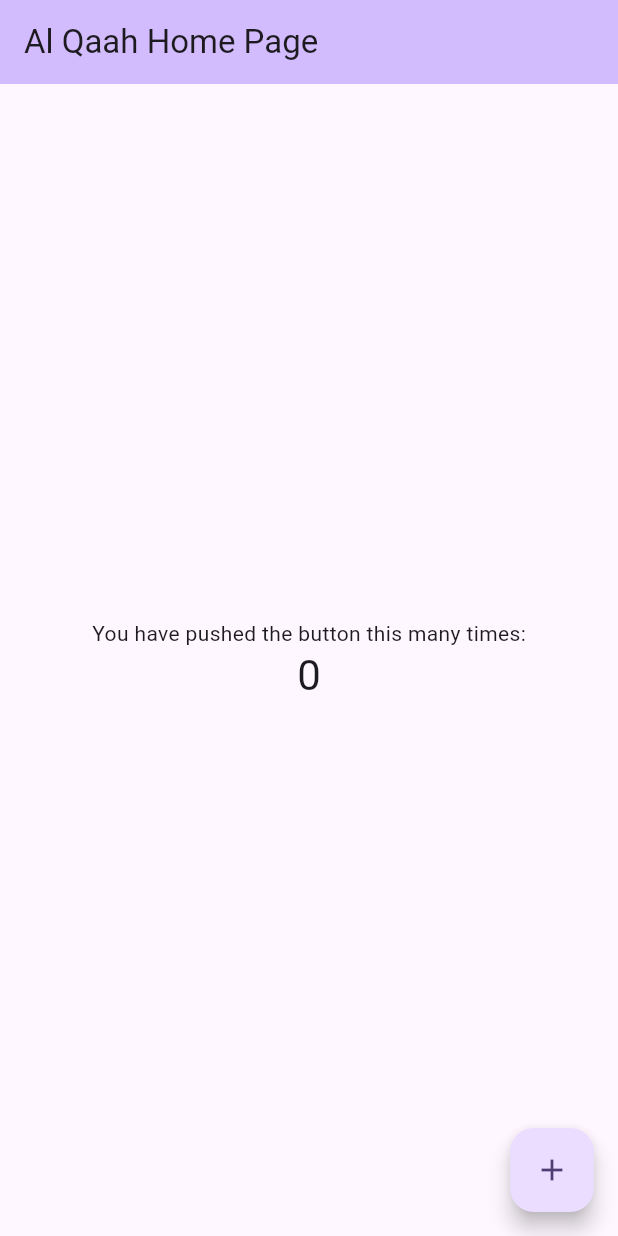
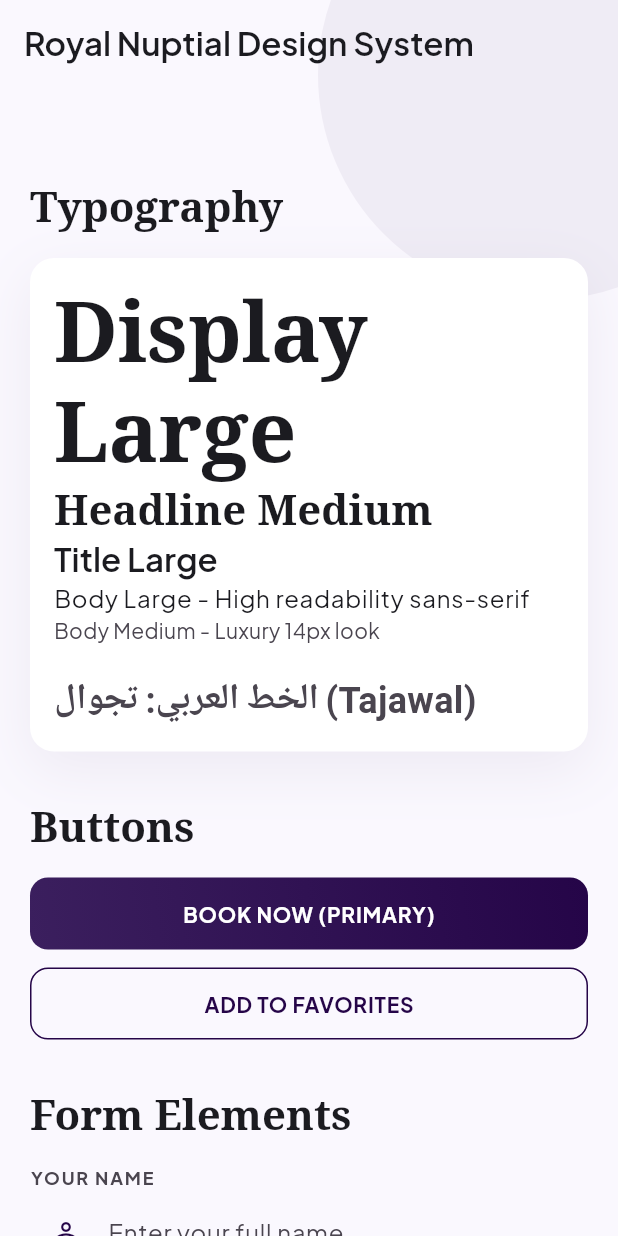
Before and after one commit to hossam91-dev/al-qaah, a Flutter app: the screen it shows after launch, on a phone screen of 412 x 824 dp. Run offline on Flutter 3.47's test engine with Material 3 defaults, Android fonts, the phone set to English and light mode, and no system bars; our stand-ins replace google_fonts; Roboto replaces fonts that are missing (Cairo).

Commit message:
feat: implement royal nuptial design system and cleanup comments

```diff
--- /dev/null
+++ b/lib/core/theme/app_colors.dart
@@ -0,0 +1,57 @@
+import 'package:flutter/material.dart';
+
+class AppColors {
+  AppColors._();
+
+  static const Color primary = Color(0xFF250548);
+  static const Color primaryContainer = Color(0xFF3B1F5E);
+  static const Color onPrimary = Color(0xFFFFFFFF);
+  static const Color onPrimaryContainer = Color(0xFFD2C4FD);
+
+  static const Color secondary = Color(0xFF635789);
+  static const Color secondaryContainer = Color(0xFFE8DEFF);
+  static const Color onSecondary = Color(0xFFFFFFFF);
+  static const Color onSecondaryContainer = Color(0xFF1E1341);
+
+  static const Color background = Color(0xFFFAF8FE);
+  static const Color surface = Color(0xFFFAF8FE);
+  static const Color surfaceContainerLow = Color(0xFFF5F3F9);
+  static const Color surfaceContainerLowest = Color(0xFFFFFFFF);
+  static const Color surfaceContainerHigh = Color(0xFFE9E7ED);
+  static const Color surfaceContainerHighest = Color(0xFFE3E2E7);
+
+  static const Color onSurface = Color(0xFF1B1B20);
+  static const Color onSurfaceVariant = Color(0xFF4A454F);
+  static const Color outline = Color(0xFF7B7580);
+  static const Color outlineVariant = Color(0xFFCCC4D0);
+
+  static const Color error = Color(0xFFBA1A1A);
+  static const Color onError = Color(0xFFFFFFFF);
+  static const Color errorContainer = Color(0xFFFFDAD6);
+  static const Color onErrorContainer = Color(0xFF93000A);
+
+  static const ColorScheme lightColorScheme = ColorScheme.light(
+    primary: primary,
+    onPrimary: onPrimary,
+    primaryContainer: primaryContainer,
+    onPrimaryContainer: onPrimaryContainer,
+    secondary: secondary,
+    onSecondary: onSecondary,
+    secondaryContainer: secondaryContainer,
+    onSecondaryContainer: onSecondaryContainer,
+    surface: surface,
+    onSurface: onSurface,
+    error: error,
+    onError: onError,
+    errorContainer: errorContainer,
+    onErrorContainer: onErrorContainer,
+    outline: outline,
+    outlineVariant: outlineVariant,
+  );
+
+  static const LinearGradient primaryGradient = LinearGradient(
+    colors: [primary, primaryContainer],
+    begin: Alignment.topRight,
+    end: Alignment.bottomLeft,
+  );
+}
--- /dev/null
+++ b/lib/core/theme/app_text_styles.dart
@@ -0,0 +1,107 @@
+import 'package:flutter/material.dart';
+import 'package:google_fonts/google_fonts.dart';
+import 'app_colors.dart';
+
+class AppTextStyles {
+  AppTextStyles._();
+
+  static TextTheme get textTheme {
+    return TextTheme(
+      displayLarge: GoogleFonts.notoSerif(
+        fontSize: 56,
+        fontWeight: FontWeight.bold,
+        color: AppColors.onSurface,
+        height: 1.2,
+      ),
+      displayMedium: GoogleFonts.notoSerif(
+        fontSize: 45,
+        fontWeight: FontWeight.bold,
+        color: AppColors.onSurface,
+        height: 1.2,
+      ),
+      displaySmall: GoogleFonts.notoSerif(
+        fontSize: 36,
+        fontWeight: FontWeight.bold,
+        color: AppColors.onSurface,
+        height: 1.2,
+      ),
+      headlineLarge: GoogleFonts.notoSerif(
+        fontSize: 32,
+        fontWeight: FontWeight.bold,
+        color: AppColors.onSurface,
+      ),
+      headlineMedium: GoogleFonts.notoSerif(
+        fontSize: 28,
+        fontWeight: FontWeight.w600,
+        color: AppColors.onSurface,
+      ),
+      headlineSmall: GoogleFonts.notoSerif(
+        fontSize: 24,
+        fontWeight: FontWeight.w600,
+        color: AppColors.onSurface,
+      ),
+      titleLarge: GoogleFonts.plusJakartaSans(
+        fontSize: 22,
+        fontWeight: FontWeight.w600,
+        color: AppColors.onSurface,
+      ),
+      titleMedium: GoogleFonts.plusJakartaSans(
+        fontSize: 18,
+        fontWeight: FontWeight.w600,
+        color: AppColors.onSurface,
+      ),
+      titleSmall: GoogleFonts.plusJakartaSans(
+        fontSize: 14,
+        fontWeight: FontWeight.w500,
+        color: AppColors.onSurface,
+      ),
+      bodyLarge: GoogleFonts.plusJakartaSans(
+        fontSize: 16,
+        fontWeight: FontWeight.normal,
+        color: AppColors.onSurface,
+        height: 1.5,
+      ),
+      bodyMedium: GoogleFonts.plusJakartaSans(
+        fontSize: 14,
+        fontWeight: FontWeight.normal,
+        color: AppColors.onSurfaceVariant,
+        height: 1.5,
+      ),
+      bodySmall: GoogleFonts.plusJakartaSans(
+        fontSize: 12,
+        fontWeight: FontWeight.normal,
+        color: AppColors.onSurfaceVariant,
+        height: 1.5,
+      ),
+      labelLarge: GoogleFonts.plusJakartaSans(
+        fontSize: 14,
+        fontWeight: FontWeight.w500,
+        color: AppColors.onSurface,
+      ),
+      labelMedium: GoogleFonts.plusJakartaSans(
+        fontSize: 12,
+        fontWeight: FontWeight.w500,
+        color: AppColors.onSurfaceVariant,
+      ),
+      labelSmall: GoogleFonts.plusJakartaSans(
+        fontSize: 11,
+        fontWeight: FontWeight.w500,
+        color: AppColors.onSurfaceVariant,
+      ),
+    );
+  }
+
+  static TextStyle tajawal({
+    double fontSize = 14,
+    FontWeight fontWeight = FontWeight.normal,
+    Color color = AppColors.onSurface,
+    double? height,
+  }) {
+    return GoogleFonts.tajawal(
+      fontSize: fontSize,
+      fontWeight: fontWeight,
+      color: color,
+      height: height ?? 1.6,
+    );
+  }
+}
--- /dev/null
+++ b/lib/core/theme/app_theme.dart
@@ -0,0 +1,76 @@
+import 'package:flutter/material.dart';
+import 'app_colors.dart';
+import 'app_text_styles.dart';
+
+class AppTheme {
+  AppTheme._();
+
+  static ThemeData get lightTheme {
+    return ThemeData(
+      useMaterial3: true,
+      colorScheme: ColorScheme.fromSeed(
+        seedColor: AppColors.primary,
+        primary: AppColors.primary,
+        onPrimary: AppColors.onPrimary,
+        primaryContainer: AppColors.primaryContainer,
+        onPrimaryContainer: AppColors.onPrimaryContainer,
+        secondary: AppColors.secondary,
+        onSecondary: AppColors.onSecondary,
+        secondaryContainer: AppColors.secondaryContainer,
+        onSecondaryContainer: AppColors.onSecondaryContainer,
+        surface: AppColors.surface,
+        onSurface: AppColors.onSurface,
+        surfaceContainerLow: AppColors.surfaceContainerLow,
+        error: AppColors.error,
+        onError: AppColors.onError,
+        outline: AppColors.outline,
+        outlineVariant: AppColors.outlineVariant,
+        brightness: Brightness.light,
+      ),
+      scaffoldBackgroundColor: AppColors.background,
+      textTheme: AppTextStyles.textTheme,
+
+      elevatedButtonTheme: ElevatedButtonThemeData(
+        style: ElevatedButton.styleFrom(
+          backgroundColor: AppColors.primary,
+          foregroundColor: AppColors.onPrimary,
+          minimumSize: const Size(double.infinity, 48),
+          shape: RoundedRectangleBorder(
+            borderRadius: BorderRadius.circular(12),
+          ),
+          elevation: 0,
+        ),
+      ),
+
+      cardTheme: CardThemeData(
+        color: AppColors.surfaceContainerLowest,
+        elevation: 0,
+        shape: RoundedRectangleBorder(borderRadius: BorderRadius.circular(16)),
+        clipBehavior: Clip.antiAlias,
+      ),
+
+      inputDecorationTheme: InputDecorationTheme(
+        filled: false,
+        fillColor: Colors.transparent,
+        border: const UnderlineInputBorder(
+          borderSide: BorderSide(color: AppColors.outlineVariant, width: 1),
+        ),
+        enabledBorder: const UnderlineInputBorder(
+          borderSide: BorderSide(color: AppColors.outlineVariant, width: 1),
+        ),
+        focusedBorder: const UnderlineInputBorder(
+          borderSide: BorderSide(color: AppColors.primary, width: 2),
+        ),
+        errorBorder: const UnderlineInputBorder(
+          borderSide: BorderSide(color: AppColors.error, width: 1),
+        ),
+        contentPadding: const EdgeInsets.symmetric(
+          vertical: 12,
+        ),
+        hintStyle: AppTextStyles.textTheme.bodyLarge?.copyWith(
+          color: AppColors.onSurfaceVariant,
+        ),
+      ),
+    );
+  }
+}
--- /dev/null
+++ b/lib/core/widgets/app_button.dart
@@ -0,0 +1,106 @@
+import 'package:flutter/material.dart';
+import '../theme/app_colors.dart';
+
+class AppButton extends StatelessWidget {
+  final String text;
+  final VoidCallback onPressed;
+  final bool isPrimary;
+  final bool isLoading;
+  final IconData? icon;
+
+  const AppButton({
+    super.key,
+    required this.text,
+    required this.onPressed,
+    this.isPrimary = true,
+    this.isLoading = false,
+    this.icon,
+  });
+
+  const AppButton.primary({
+    super.key,
+    required this.text,
+    required this.onPressed,
+    this.isLoading = false,
+    this.icon,
+  }) : isPrimary = true;
+
+  const AppButton.secondary({
+    super.key,
+    required this.text,
+    required this.onPressed,
+    this.isLoading = false,
+    this.icon,
+  }) : isPrimary = false;
+
+  @override
+  Widget build(BuildContext context) {
+    if (isPrimary) {
+      return Container(
+        height: 48,
+        width: double.infinity,
+        decoration: BoxDecoration(
+          gradient: AppColors.primaryGradient,
+          borderRadius: BorderRadius.circular(12),
+        ),
+        child: ElevatedButton(
+          onPressed: isLoading ? null : onPressed,
+          style: ElevatedButton.styleFrom(
+            backgroundColor: Colors.transparent,
+            shadowColor: Colors.transparent,
+            shape: RoundedRectangleBorder(
+              borderRadius: BorderRadius.circular(12),
+            ),
+          ),
+          child: _buildContent(),
+        ),
+      );
+    } else {
+      return SizedBox(
+        height: 48,
+        width: double.infinity,
+        child: OutlinedButton(
+          onPressed: isLoading ? null : onPressed,
+          style: OutlinedButton.styleFrom(
+            side: const BorderSide(color: AppColors.primary, width: 1),
+            shape: RoundedRectangleBorder(
+              borderRadius: BorderRadius.circular(12),
+            ),
+            foregroundColor: AppColors.primary,
+          ),
+          child: _buildContent(),
+        ),
+      );
+    }
+  }
+
+  Widget _buildContent() {
+    if (isLoading) {
+      return const SizedBox(
+        height: 20,
+        width: 20,
+        child: CircularProgressIndicator(
+          strokeWidth: 2,
+          valueColor: AlwaysStoppedAnimation<Color>(Colors.white),
+        ),
+      );
+    }
+
+    return Row(
+      mainAxisAlignment: MainAxisAlignment.center,
+      children: [
+        if (icon != null) ...[
+          Icon(icon, size: 20),
+          const SizedBox(width: 8),
+        ],
+        Text(
+          text,
+          style: const TextStyle(
+            fontWeight: FontWeight.bold,
+            letterSpacing: 0.5,
+          ),
+        ),
+      ],
+    );
+  }
+}
--- /dev/null
+++ b/lib/core/widgets/app_card.dart
@@ -0,0 +1,45 @@
+import 'package:flutter/material.dart';
+import '../theme/app_colors.dart';
+
+class AppCard extends StatelessWidget {
+  final Widget child;
+  final EdgeInsetsGeometry? padding;
+  final Color? color;
+  final double? borderRadius;
+  final bool hasShadow;
+  final VoidCallback? onTap;
+
+  const AppCard({
+    super.key,
+    required this.child,
+    this.padding,
+    this.color,
+    this.borderRadius,
+    this.hasShadow = true,
+    this.onTap,
+  });
+
+  @override
+  Widget build(BuildContext context) {
+    return GestureDetector(
+      onTap: onTap,
+      child: Container(
+        padding: padding ?? const EdgeInsets.all(16),
+        decoration: BoxDecoration(
+          color: color ?? AppColors.surfaceContainerLowest,
+          borderRadius: BorderRadius.circular(borderRadius ?? 16),
+          boxShadow: hasShadow
+              ? [
+                  BoxShadow(
+                    color: AppColors.primary.withValues(alpha: 0.06),
+                    blurRadius: 32,
+                    offset: const Offset(0, 12),
+                  ),
+                ]
+              : null,
+        ),
+        child: child,
+      ),
+    );
+  }
+}
--- /dev/null
+++ b/lib/core/widgets/app_text_field.dart
@@ -0,0 +1,77 @@
+import 'package:flutter/material.dart';
+import '../theme/app_colors.dart';
+
+class AppTextField extends StatelessWidget {
+  final String? label;
+  final String? hintText;
+  final TextEditingController? controller;
+  final bool isPassword;
+  final TextInputType keyboardType;
+  final String? errorText;
+  final IconData? prefixIcon;
+  final Widget? suffixIcon;
+  final ValueChanged<String>? onChanged;
+
+  const AppTextField({
+    super.key,
+    this.label,
+    this.hintText,
+    this.controller,
+    this.isPassword = false,
+    this.keyboardType = TextInputType.text,
+    this.errorText,
+    this.prefixIcon,
+    this.suffixIcon,
+    this.onChanged,
+  });
+
+  @override
+  Widget build(BuildContext context) {
+    return Column(
+      crossAxisAlignment: CrossAxisAlignment.start,
+      children: [
+        if (label != null) ...[
+          Text(
+            label!,
+            style: Theme.of(context).textTheme.labelMedium?.copyWith(
+                  fontWeight: FontWeight.bold,
+                  color: AppColors.onSurfaceVariant,
+                  letterSpacing: 1.2,
+                ),
+          ),
+          const SizedBox(height: 4),
+        ],
+        TextField(
+          controller: controller,
+          obscureText: isPassword,
+          keyboardType: keyboardType,
+          onChanged: onChanged,
+          style: Theme.of(context).textTheme.bodyLarge?.copyWith(
+                color: AppColors.onSurface,
+              ),
+          decoration: InputDecoration(
+            hintText: hintText,
+            errorText: errorText,
+            prefixIcon: prefixIcon != null ? Icon(prefixIcon, color: AppColors.primary, size: 20) : null,
+            suffixIcon: suffixIcon,
+            fillColor: Colors.transparent,
+            filled: false,
+            border: const UnderlineInputBorder(
+              borderSide: BorderSide(color: AppColors.outlineVariant, width: 1),
+            ),
+            enabledBorder: const UnderlineInputBorder(
+              borderSide: BorderSide(color: AppColors.outlineVariant, width: 1),
+            ),
+            focusedBorder: const UnderlineInputBorder(
+              borderSide: BorderSide(color: AppColors.primary, width: 2),
+            ),
+            errorBorder: const UnderlineInputBorder(
+              borderSide: BorderSide(color: AppColors.error, width: 1),
+            ),
+            contentPadding: const EdgeInsets.symmetric(vertical: 12),
+          ),
+        ),
+      ],
+    );
+  }
+}
--- /dev/null
+++ b/lib/core/widgets/glassmorphic_container.dart
@@ -0,0 +1,45 @@
+import 'dart:ui';
+import 'package:flutter/material.dart';
+import '../theme/app_colors.dart';
+
+class GlassmorphicContainer extends StatelessWidget {
+  final Widget child;
+  final double blur;
+  final double opacity;
+  final double borderRadius;
+  final EdgeInsetsGeometry? padding;
+  final BoxBorder? border;
+
+  const GlassmorphicContainer({
+    super.key,
+    required this.child,
+    this.blur = 20.0,
+    this.opacity = 0.7,
+    this.borderRadius = 16.0,
+    this.padding,
+    this.border,
+  });
+
+  @override
+  Widget build(BuildContext context) {
+    return ClipRRect(
+      borderRadius: BorderRadius.circular(borderRadius),
+      child: BackdropFilter(
+        filter: ImageFilter.blur(sigmaX: blur, sigmaY: blur),
+        child: Container(
+          padding: padding,
+          decoration: BoxDecoration(
+            color: AppColors.surface.withValues(alpha: opacity),
+            borderRadius: BorderRadius.circular(borderRadius),
+            border: border ??
+                Border.all(
+                  color: AppColors.outlineVariant.withValues(alpha: 0.2),
+                  width: 1,
+                ),
+          ),
+          child: child,
+        ),
+      ),
+    );
+  }
+}
--- /dev/null
+++ b/lib/features/design_system/presentation/pages/design_system_page.dart
@@ -0,0 +1,141 @@
+import 'package:al_qaah/core/theme/app_colors.dart';
+import 'package:al_qaah/core/widgets/app_button.dart';
+import 'package:al_qaah/core/widgets/app_card.dart';
+import 'package:al_qaah/core/widgets/app_text_field.dart';
+import 'package:al_qaah/core/widgets/glassmorphic_container.dart';
+import 'package:flutter/material.dart';
+
+class DesignSystemPage extends StatelessWidget {
+  const DesignSystemPage({super.key});
+
+  @override
+  Widget build(BuildContext context) {
+    return Scaffold(
+      appBar: AppBar(
+        title: const Text('Royal Nuptial Design System'),
+        elevation: 0,
+        backgroundColor: Colors.transparent,
+      ),
+      extendBodyBehindAppBar: true,
+      body: Stack(
+        children: [
+          Positioned(
+            top: -100,
+            right: -100,
+            child: Container(
+              width: 300,
+              height: 300,
+              decoration: BoxDecoration(
+                color: AppColors.primary.withValues(alpha: 0.05),
+                shape: BoxShape.circle,
+              ),
+            ),
+          ),
+          ListView(
+            padding: const EdgeInsets.fromLTRB(20, 120, 20, 40),
+            children: [
+              Text(
+                'Typography',
+                style: Theme.of(context).textTheme.headlineMedium,
+              ),
+              const SizedBox(height: 16),
+              AppCard(
+                child: Column(
+                  crossAxisAlignment: CrossAxisAlignment.start,
+                  children: [
+                    Text(
+                      'Display Large',
+                      style: Theme.of(context).textTheme.displayLarge,
+                    ),
+                    Text(
+                      'Headline Medium',
+                      style: Theme.of(context).textTheme.headlineMedium,
+                    ),
+                    Text(
+                      'Title Large',
+                      style: Theme.of(context).textTheme.titleLarge,
+                    ),
+                    Text(
+                      'Body Large - High readability sans-serif',
+                      style: Theme.of(context).textTheme.bodyLarge,
+                    ),
+                    Text(
+                      'Body Medium - Luxury 14px look',
+                      style: Theme.of(context).textTheme.bodyMedium,
+                    ),
+                    const SizedBox(height: 16),
+                    const Text(
+                      'الخط العربي: تجوال (Tajawal)',
+                      style: TextStyle(
+                        fontFamily: 'Tajawal',
+                        fontSize: 24,
+                        fontWeight: FontWeight.bold,
+                      ),
+                    ),
+                  ],
+                ),
+              ),
+              const SizedBox(height: 32),
+              Text(
+                'Buttons',
+                style: Theme.of(context).textTheme.headlineMedium,
+              ),
+              const SizedBox(height: 16),
+              AppButton.primary(text: 'BOOK NOW (PRIMARY)', onPressed: () {}),
+              const SizedBox(height: 12),
+              AppButton.secondary(text: 'ADD TO FAVORITES', onPressed: () {}),
+              const SizedBox(height: 32),
+              Text(
+                'Form Elements',
+                style: Theme.of(context).textTheme.headlineMedium,
+              ),
+              const SizedBox(height: 16),
+              const AppTextField(
+                label: 'YOUR NAME',
+                hintText: 'Enter your full name',
+                prefixIcon: Icons.person_outline,
+              ),
+              const SizedBox(height: 16),
+              const AppTextField(
+                label: 'EVENT DATE',
+                hintText: 'Select your wedding date',
+                prefixIcon: Icons.calendar_today_outlined,
+              ),
+              const SizedBox(height: 32),
+              Text(
+                'Glassmorphism',
+                style: Theme.of(context).textTheme.headlineMedium,
+              ),
+              const SizedBox(height: 16),
+              GlassmorphicContainer(
+                padding: const EdgeInsets.all(24),
+                child: Column(
+                  children: [
+                    const Icon(
+                      Icons.auto_awesome,
+                      color: AppColors.primary,
+                      size: 32,
+                    ),
+                    const SizedBox(height: 12),
+                    Text(
+                      'The Ethereal Concierge',
+                      style: Theme.of(context).textTheme.titleLarge?.copyWith(
+                        color: AppColors.primary,
+                      ),
+                    ),
+                    const SizedBox(height: 8),
+                    const Text(
+                      'Backdrop blur with 70% surface opacity for a premium editorial look.',
+                      textAlign: TextAlign.center,
+                    ),
+                  ],
+                ),
+              ),
+              const SizedBox(height: 40),
+            ],
+          ),
+        ],
+      ),
+    );
+  }
+}
--- a/lib/main.dart
+++ b/lib/main.dart
@@ -1,5 +1,6 @@
+import 'package:al_qaah/features/design_system/presentation/pages/design_system_page.dart';
+import 'package:al_qaah/core/theme/app_theme.dart';
 import 'package:flutter/material.dart';
-import 'package:google_fonts/google_fonts.dart';
 
 void main() {
   runApp(const MyApp());
@@ -13,12 +14,8 @@ class MyApp extends StatelessWidget {
     return MaterialApp(
       title: 'Al Qaah',
       debugShowCheckedModeBanner: false,
-      theme: ThemeData(
-        colorScheme: ColorScheme.fromSeed(seedColor: Colors.deepPurple),
-        useMaterial3: true,
-        textTheme: GoogleFonts.cairoTextTheme(Theme.of(context).textTheme),
-      ),
-      home: const MyHomePage(title: 'Al Qaah Home Page'),
+      theme: AppTheme.lightTheme,
+      home: const DesignSystemPage(),
     );
   }
 }
--- a/pubspec.yaml
+++ b/pubspec.yaml
@@ -16,8 +16,6 @@ dependencies:
   go_router: ^17.2.1
   dio: ^5.9.2
   pretty_dio_logger: ^1.4.0
-  isar_community: ^3.3.2
-  isar_flutter_libs: ^3.1.0+1
   path_provider: ^2.1.5
   flutter_secure_storage: ^10.0.0
   get_it: ^9.2.1
@@ -38,7 +36,6 @@ dev_dependencies:
     sdk: flutter
   flutter_lints: ^6.0.0
   build_runner: ^2.13.1
-  isar_community_generator: ^3.3.2
   injectable_generator: ^2.12.1
   freezed: ^3.2.5
   json_serializable: ^6.13.1
```
Also changed, not shown: pubspec.lock, 7 other files.
